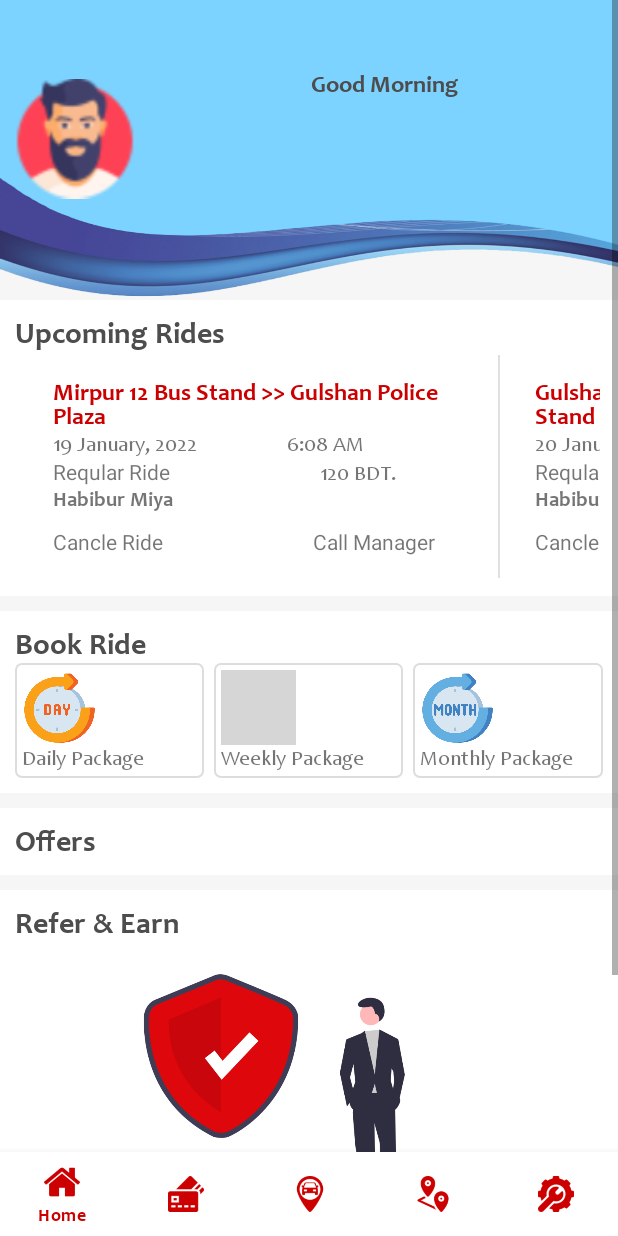
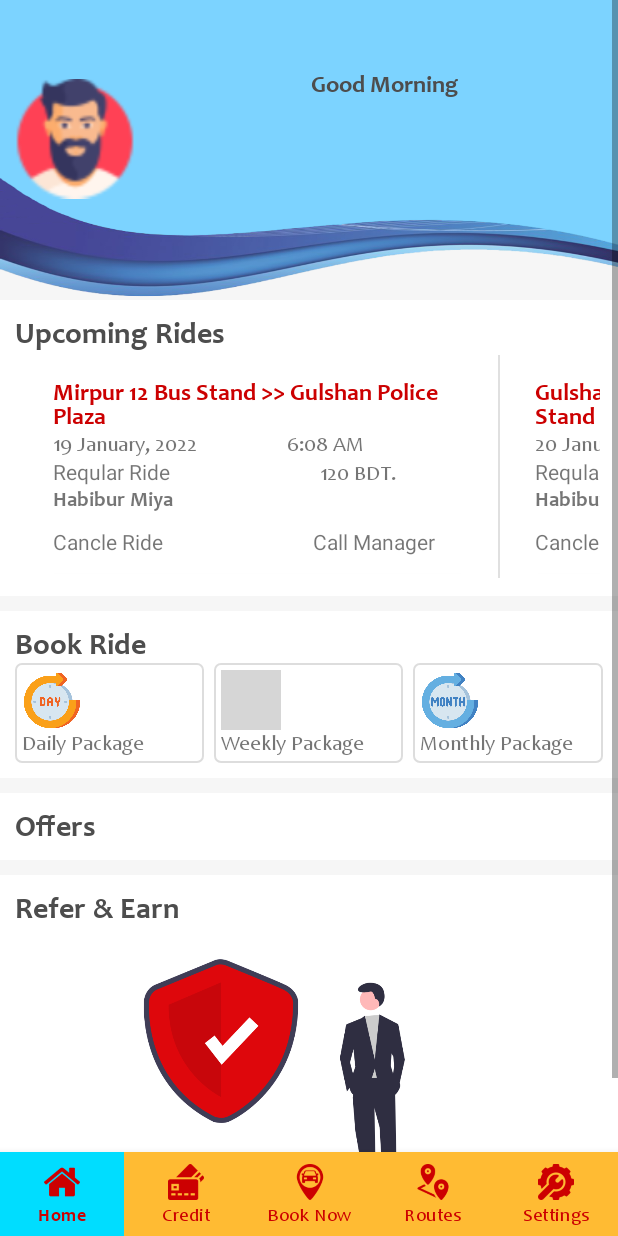
Before and after one commit to Aronno1920/LetsRideApp, an Android app: the HomeActivity screen opened directly, with no data from a screen before it, on a phone screen of 412 x 824 dp. Run offline under Robolectric (Android 15) with nearby library versions, the light colour scheme and no system bars; pictures from the network do not load; 6 statements that could not run were skipped; grey boxes are pictures that could not be loaded.

Commit message:
Today's Update

```diff
--- a/app/src/main/java/bd/com/letsride/user/presentation/activities/HomeActivity.java
+++ b/app/src/main/java/bd/com/letsride/user/presentation/activities/HomeActivity.java
@@ -22,10 +22,12 @@ import bd.com.letsride.user.presentation.fragments.RoutesFragment;
 import bd.com.letsride.user.presentation.fragments.SettingFragment;
 import bd.com.letsride.user.utilities.BaseActivity;
 import bd.com.letsride.user.utilities.FragmentRouting;
+import bd.com.letsride.user.utilities.SessionManager;
 
 public class HomeActivity extends BaseActivity implements SettingFragment.OnSettingsFragmentInteraction, RoutesFragment.OnRouteFragmentInteraction {
 
     int whereToGo;
+    SessionManager session;
     SettingMenuModel settingMenuModel;
     BottomNavigationView bottomNavigationView;
     boolean doubleBackToExitPressedOnce = false;
@@ -34,59 +36,41 @@ public class HomeActivity extends BaseActivity implements SettingFragment.OnSett
     protected void onCreate(Bundle savedInstanceState) {
         super.onCreate(savedInstanceState);
         setContentView(R.layout.activity_home);
+        session = new SessionManager(getApplicationContext());
+
         bottomNavigationView = findViewById(R.id.bottomNavigationView);
-
+        loadFragment(new DashboardFragment());
         registerActions();
-
-        loadFragment(new DashboardFragment());
     }
 
-//    BottomNavigationView.OnNavigationItemSelectedListener navigationItemSelectedListener =
-//            new BottomNavigationView.OnNavigationItemSelectedListener() {
-//                @Override
-//                public boolean onNavigationItemSelected(@NonNull MenuItem item) {
-//                    switch (item.getItemId()) {
-//                        case R.id.home:
-//                            loadFragment(new DashboardFragment());
-//                            break;
-//                        case R.id.credit:
-//                            loadFragment(new CreditFragment());
-//                            break;
-//                        case R.id.routes:
-//                            loadFragment(new RoutesFragment());
-//                            break;
-//                        case R.id.settings:
-//                            loadFragment(new SettingFragment());
-//                            break;
-//                    }
-//                    return false;
-//                }
-//            };
-
-    private void registerActions() {
-        bottomNavigationView.setOnNavigationItemSelectedListener(new BottomNavigationView.OnNavigationItemSelectedListener() {
+    BottomNavigationView.OnNavigationItemSelectedListener navigationItemSelectedListener =
+            new BottomNavigationView.OnNavigationItemSelectedListener() {
                 @Override
                 public boolean onNavigationItemSelected(@NonNull MenuItem item) {
                     switch (item.getItemId()) {
                         case R.id.home:
-                        loadFragment(new DashboardFragment());
+                            HomeActivity.this.loadFragment(new DashboardFragment());
                             break;
                         case R.id.credit:
-                        loadFragment(new CreditFragment());
+                            HomeActivity.this.loadFragment(new CreditFragment());
                             break;
                         case R.id.bookride:
-                        loadFragment(new RouteSelectorFragment());
+                            HomeActivity.this.loadFragment(new RouteSelectorFragment());
                             break;
                         case R.id.routes:
-                        loadFragment(new RoutesFragment());
+                            HomeActivity.this.loadFragment(new RoutesFragment());
                             break;
                         case R.id.settings:
-                        loadFragment(new SettingFragment());
+                            HomeActivity.this.loadFragment(new SettingFragment());
                             break;
                     }
                     return false;
                 }
-        });
+            };
+
+    private void registerActions() {
+        bottomNavigationView.setOnNavigationItemSelectedListener(navigationItemSelectedListener);
+        bottomNavigationView.getMenu().getItem(0).setEnabled(true);
     }
 
     private void loadFragment(Fragment fragment) {
@@ -156,11 +140,12 @@ public class HomeActivity extends BaseActivity implements SettingFragment.OnSett
                 //showToast("SUNDAY");
                 break;
             case 13: // Log out
-                //showToast("SUNDAY");
+                UserLogout();
                 break;
         }
     }
 
+    //region Methods of Settinge
     private void callCustomerCare() {
         String phone = "01821644177";
         Intent callIntent = new Intent(Intent.ACTION_DIAL);
@@ -175,6 +160,17 @@ public class HomeActivity extends BaseActivity implements SettingFragment.OnSett
         startActivity(callIntent);
     }
 
+    private void UserLogout(){
+        session.LogoutUser();
+
+        Intent intent = new Intent(this, LoginActivity.class);
+        intent.setFlags(Intent.FLAG_ACTIVITY_NEW_TASK | Intent.FLAG_ACTIVITY_CLEAR_TASK | Intent.FLAG_ACTIVITY_CLEAR_TOP);
+        startActivity(intent);
+        this.finish();
+    }
+    //endregion
+
+
     @Override
     public void onRouteButtonClicked(int whereToGo) {
         if (whereToGo == FragmentRouting.DashboardFragment) {
--- a/app/src/main/java/bd/com/letsride/user/utilities/SessionManager.java
+++ b/app/src/main/java/bd/com/letsride/user/utilities/SessionManager.java
@@ -4,11 +4,10 @@ import android.content.Context;
 import android.content.Intent;
 import android.content.SharedPreferences;
 import android.content.SharedPreferences.Editor;
-
 import java.util.HashMap;
 
+import bd.com.letsride.user.presentation.activities.HomeActivity;
 import bd.com.letsride.user.presentation.activities.LoginActivity;
-
 
 public class SessionManager {
     SharedPreferences pref;
@@ -16,23 +15,23 @@ public class SessionManager {
     Context _context;
     int PRIVATE_MODE = 0;
 
-    private static final String PREF_NAME = "LetsRide_Pref";
-    private static final String IS_SET_LANGUAGE = "false";
-    private static final String IS_LOGIN = "IsLoggedIn";
-    private static final String IS_FIRST_TIME_LAUNCH = "IsFirstTimeLaunch";
-    private static final String USER_TOKEN = "user_token";
-    private static final String KEY_DEFAULT_LANGUAGE="en";
-    private static final String KEY_VERSION_CODE="en";
-    private static final String KEY_VERSION_NAME="en";
+    public static final String PREF_NAME = "LetsRide_Pref";
+    public static final String IS_SET_LANGUAGE = "false";
+    public static final String IS_LOGIN = "IsLoggedIn";
+    public static final String IS_FIRST_TIME_LAUNCH = "IsFirstTimeLaunch";
+    public static final String USER_TOKEN = "user_token";
+    public static final String KEY_DEFAULT_LANGUAGE="en";
+    public static final String KEY_VERSION_CODE="en";
+    public static final String KEY_VERSION_NAME="en";
 
 
-    private static final String KEY_UserID = "user_id";
-    private static final String KEY_CountryCode = "country_code";
-    private static final String KEY_MobileNumber = "mobile_number";
-    private static final String KEY_FirstName = "first_name";
-    private static final String KEY_LastName = "last_name";
-    private static final String KEY_CurrentBalance = "current_balance";
-    private static final String KEY_ReferCode = "refer_code";
+    public static final String KEY_UserID = "user_id";
+    public static final String KEY_CountryCode = "country_code";
+    public static final String KEY_MobileNumber = "mobile_number";
+    public static final String KEY_FirstName = "first_name";
+    public static final String KEY_LastName = "last_name";
+    public static final String KEY_CurrentBalance = "current_balance";
+    public static final String KEY_ReferCode = "refer_code";
 
 
     public SessionManager(Context context) {
@@ -41,11 +40,9 @@ public class SessionManager {
         editor = pref.edit();
     }
 
-    public void createLoginSession(String userID, String countryCode, String mobileNumber, String firstName, String lastName, String currentBalance, String referCode, String versionCode, String versionName) {
+    public void createLoginSession(String userID, String firstName, String lastName, String currentBalance, String referCode, String versionCode, String versionName) {
         editor.putBoolean(IS_LOGIN, true);
         editor.putString(KEY_UserID, userID);
-        editor.putString(KEY_CountryCode, countryCode);
-        editor.putString(KEY_MobileNumber, mobileNumber);
         editor.putString(KEY_FirstName, firstName);
         editor.putString(KEY_LastName, lastName);
         editor.putString(KEY_CurrentBalance, currentBalance);
@@ -82,10 +79,6 @@ public class SessionManager {
     public void LogoutUser() {
         editor.clear();
         editor.commit();
-        Intent i = new Intent(_context, LoginActivity.class);
-        i.addFlags(Intent.FLAG_ACTIVITY_CLEAR_TOP);
-        i.setFlags(Intent.FLAG_ACTIVITY_NEW_TASK);
-        _context.startActivity(i);
     }
 
     public boolean IsLoggedIn() {
@@ -120,6 +113,12 @@ public class SessionManager {
         editor.commit();
     }
 
+    public void saveMobileNumber(String countryCode,String mobileNumber) {
+        editor.putString(KEY_CountryCode, countryCode);
+        editor.putString(KEY_MobileNumber, mobileNumber);
+        editor.commit();
+    }
+
     public String fetchAuthToken()
     {
         return pref.getString(USER_TOKEN, null);
--- /dev/null
+++ b/app/src/main/res/drawable/bottomnavigationselector.xml
@@ -0,0 +1,5 @@
+<?xml version="1.0" encoding="utf-8"?>
+<selector xmlns:android="http://schemas.android.com/apk/res/android">
+    <item android:drawable="@android:color/holo_blue_bright" android:state_checked="true"/>
+    <item android:drawable="@android:color/holo_orange_light"/>
+</selector>
--- a/app/src/main/res/layout/activity_home.xml
+++ b/app/src/main/res/layout/activity_home.xml
@@ -21,6 +21,8 @@
             android:background="@color/colorWhite"
             app:itemIconTint="@color/colorMarron"
             app:itemTextColor="@color/colorMarron"
+            app:labelVisibilityMode="labeled"
+            app:itemBackground="@drawable/bottomnavigationselector"
             app:menu="@menu/bottom_nav_menu" />
     </FrameLayout>
 
--- a/app/src/main/res/layout/fragment_dashboard.xml
+++ b/app/src/main/res/layout/fragment_dashboard.xml
@@ -126,8 +126,8 @@
                     android:background="@drawable/style_package_selector"
                     android:layout_weight="1">
                     <ImageView
-                        android:layout_width="50dp"
-                        android:layout_height="50dp"
+                        android:layout_width="40dp"
+                        android:layout_height="40dp"
                         android:src="@drawable/ic_daily">
                     </ImageView>
                     <TextView
@@ -145,8 +145,8 @@
                     android:layout_marginRight="3dp"
                     android:layout_weight="1">
                     <ImageView
-                        android:layout_width="50dp"
-                        android:layout_height="50dp"
+                        android:layout_width="40dp"
+                        android:layout_height="40dp"
                         android:src="@drawable/ic_weekly">
                     </ImageView>
                     <TextView
@@ -163,8 +163,8 @@
                     android:layout_marginLeft="3dp"
                     android:layout_weight="1">
                     <ImageView
-                        android:layout_width="50dp"
-                        android:layout_height="50dp"
+                        android:layout_width="40dp"
+                        android:layout_height="40dp"
                         android:src="@drawable/ic_monthly">
                     </ImageView>
                     <TextView
@@ -266,14 +266,8 @@
                             android:textColor="@color/colorWhite"
                             android:text="Invite" />
                     </LinearLayout>
-
                 </LinearLayout>
             </LinearLayout>
         </LinearLayout>
-
-        <LinearLayout
-            android:layout_width="match_parent"
-            android:layout_height="90dp"
-            android:background="@color/colorWhite"/>
     </LinearLayout>
 </ScrollView>
```
Also changed, not shown: app/src/main/java/bd/com/letsride/user/presentation/fragments/DashboardFragment.java (+4 -4 lines), app/src/main/java/bd/com/letsride/user/presentation/fragments/VerificationFragment.java (+10 -3 lines). Lines whose indentation alone changed are shown as unchanged.
